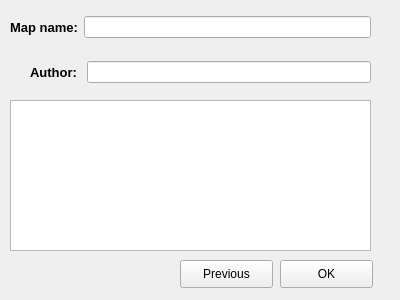
First picture: the form in gui/epic_maps_widget3.ui, repository skowronskij/epic-maps, before the edit.
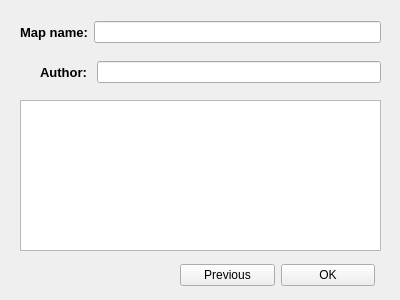
Second picture: the form after the edit.

Commit message: Creation of templates and adding actions to some GUI elements.

```diff
--- a/gui/epic_maps_widget3.ui
+++ b/gui/epic_maps_widget3.ui
@@ -13,23 +13,10 @@
   <property name="windowTitle">
    <string>Form</string>
   </property>
-  <widget class="QPushButton" name="OK">
-   <property name="geometry">
-    <rect>
-     <x>280</x>
-     <y>260</y>
-     <width>93</width>
-     <height>28</height>
-    </rect>
-   </property>
-   <property name="text">
-    <string>OK</string>
-   </property>
-  </widget>
   <widget class="QTableView" name="tableView">
    <property name="geometry">
     <rect>
-     <x>10</x>
+     <x>20</x>
      <y>100</y>
      <width>361</width>
      <height>151</height>
@@ -39,8 +26,8 @@
   <widget class="QWidget" name="layoutWidget">
    <property name="geometry">
     <rect>
-     <x>10</x>
-     <y>15</y>
+     <x>20</x>
+     <y>20</y>
      <width>361</width>
      <height>24</height>
     </rect>
@@ -68,7 +55,7 @@
   <widget class="QWidget" name="layoutWidget">
    <property name="geometry">
     <rect>
-     <x>30</x>
+     <x>40</x>
      <y>60</y>
      <width>341</width>
      <height>24</height>
@@ -94,18 +81,31 @@
     </item>
    </layout>
   </widget>
-  <widget class="QPushButton" name="Previous3">
+  <widget class="QWidget" name="">
    <property name="geometry">
     <rect>
      <x>180</x>
      <y>260</y>
-     <width>93</width>
-     <height>28</height>
+     <width>195</width>
+     <height>30</height>
     </rect>
    </property>
-   <property name="text">
-    <string>Previous</string>
-   </property>
+   <layout class="QHBoxLayout" name="horizontalLayout_3">
+    <item>
+     <widget class="QPushButton" name="Previous3">
+      <property name="text">
+       <string>Previous</string>
+      </property>
+     </widget>
+    </item>
+    <item>
+     <widget class="QPushButton" name="OK">
+      <property name="text">
+       <string>OK</string>
+      </property>
+     </widget>
+    </item>
+   </layout>
   </widget>
  </widget>
  <resources/>
```
The commit also changes 7 other files.
